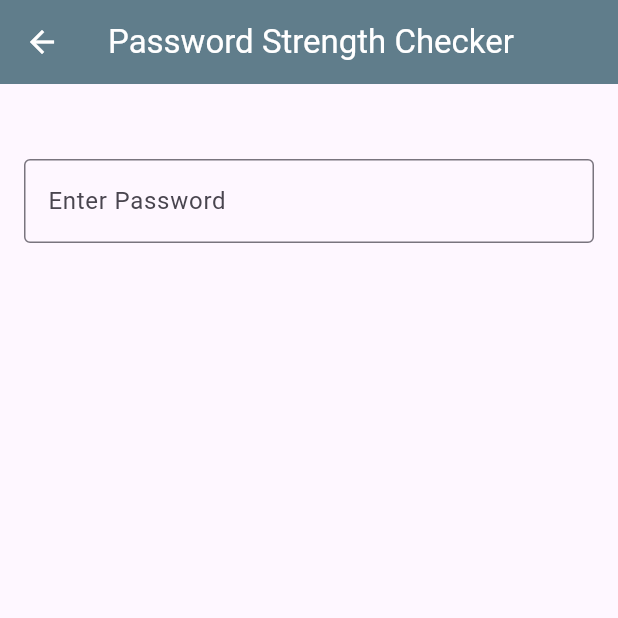
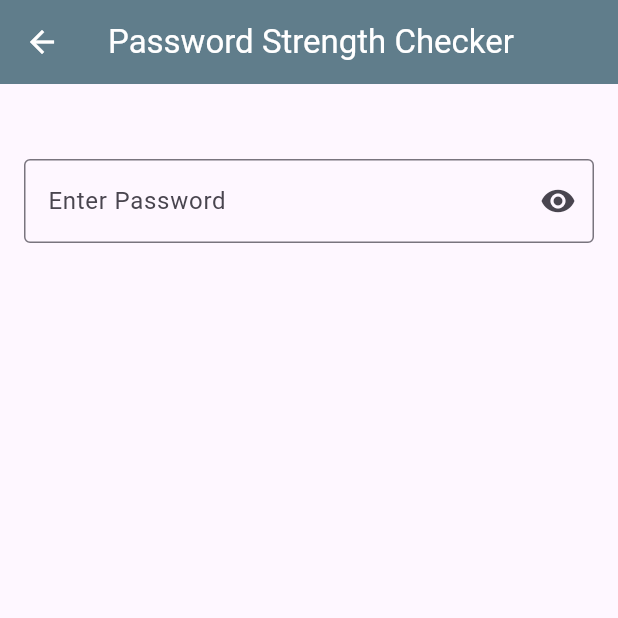
Before and after one commit to PulkitGahlot/CODECRAFT_CS_02, a Flutter app: the PasswordCheckScreen screen opened directly, on a phone screen of 412 x 824 dp, the top half of it. Run offline on Flutter 3.47's test engine with Material 3 defaults, Android fonts, the phone set to English and light mode, and no system bars; our stand-ins replace google_fonts, image_picker, share_plus.

Commit message:
Added Eye button for password field

```diff
--- a/lib/password_check_screen.dart
+++ b/lib/password_check_screen.dart
@@ -50,6 +50,8 @@ class _PasswordCheckScreenState extends State<PasswordCheckScreen> {
     }
   }
 
+  bool _isObscure = true;
+
   @override
   Widget build(BuildContext context) {
     return Scaffold(
@@ -62,8 +64,10 @@ class _PasswordCheckScreenState extends State<PasswordCheckScreen> {
           children: [
             TextField(
               controller: _controller,
-              obscureText: true,
-              decoration: InputDecoration(labelText: "Enter Password", border: OutlineInputBorder()),
+              obscureText: _isObscure,
+              decoration: InputDecoration(labelText: "Enter Password", border: OutlineInputBorder(), suffixIcon: IconButton(icon: Icon(_isObscure?Icons.visibility:Icons.visibility_off) ,onPressed: () {setState(() {
+                _isObscure = !_isObscure;
+              });})),
             ),
             Spacer(),
             Text("Strength: $_strength", style: GoogleFonts.roboto(fontSize: 25, color: getStrengthColor(_strength))),
```
